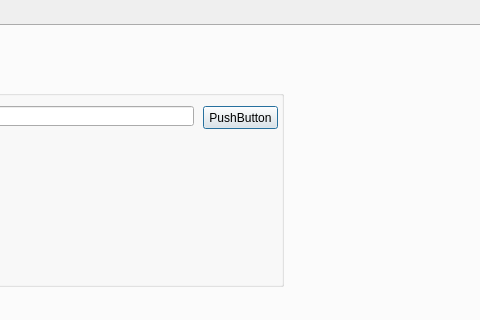
Old version of the form ui/settings.ui in the repository naivete13sky/epvs; both pictures show x 259 to 739 and y 0 to 320 of the 1156 by 850 pixel window.
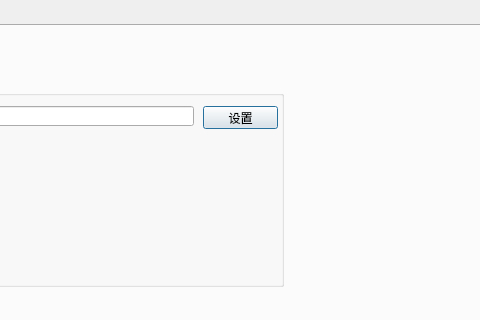
New version of the form.

```diff
--- a/ui/settings.ui
+++ b/ui/settings.ui
@@ -181,7 +181,7 @@
        </rect>
       </property>
       <property name="text">
-       <string>PushButton</string>
+       <string>设置</string>
       </property>
      </widget>
     </widget>
```
